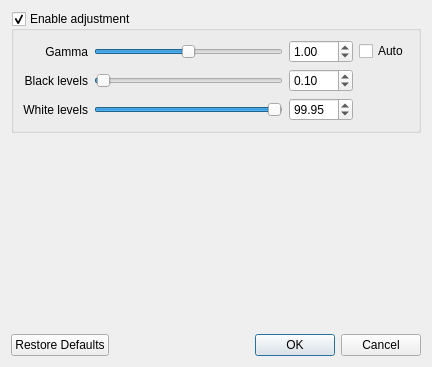
Before: the Qt Designer form client/src/ui/dialogs/adjust_video_dialog.ui in networkoptix/nx_open, drawn with Qt 5.
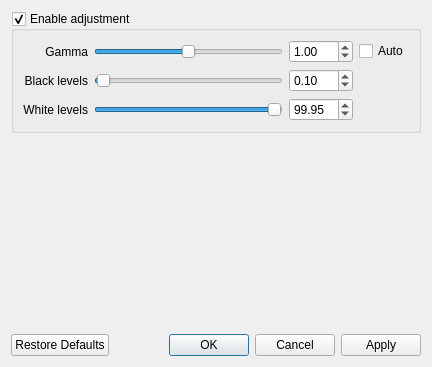
After: the same form once the commit is applied. Custom widgets are drawn as their Qt base class.

Commit message:
remove modal from adjust video dialog
<==== Mercurial data ====>
Branch: master

```diff
--- a/client/src/ui/dialogs/adjust_video_dialog.ui
+++ b/client/src/ui/dialogs/adjust_video_dialog.ui
@@ -187,7 +187,7 @@
       <enum>Qt::Horizontal</enum>
      </property>
      <property name="standardButtons">
-      <set>QDialogButtonBox::Cancel|QDialogButtonBox::Ok|QDialogButtonBox::RestoreDefaults</set>
+      <set>QDialogButtonBox::Apply|QDialogButtonBox::Cancel|QDialogButtonBox::Ok|QDialogButtonBox::RestoreDefaults</set>
      </property>
      <property name="centerButtons">
       <bool>false</bool>
```
The commit also changes 7 other files.
